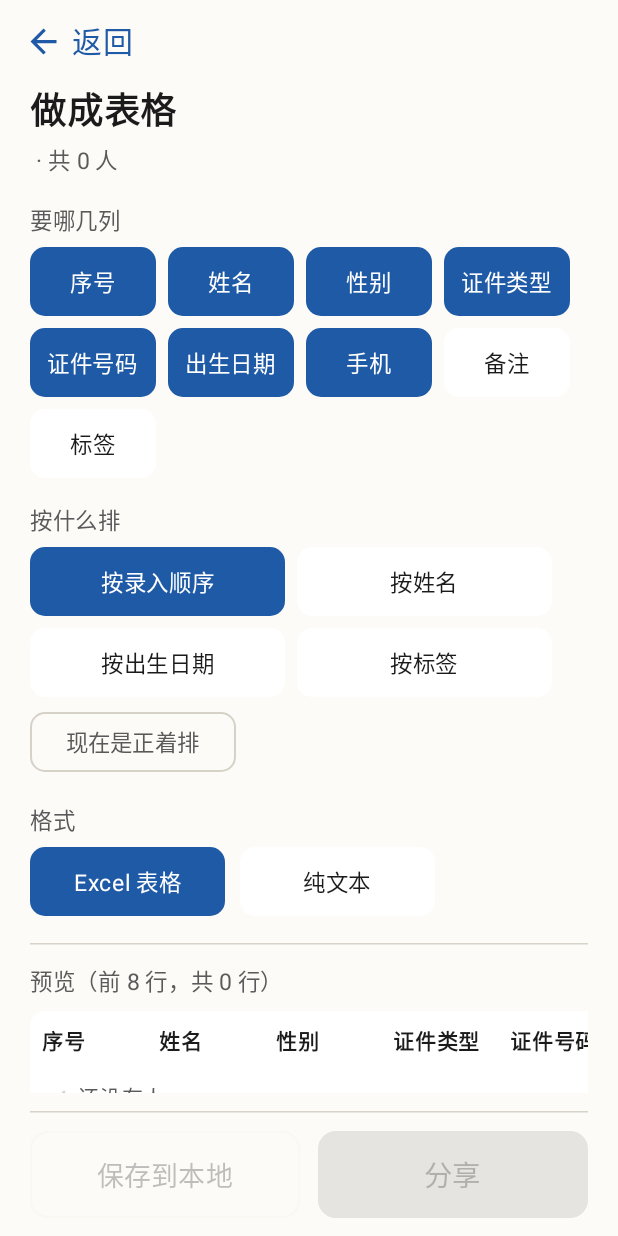
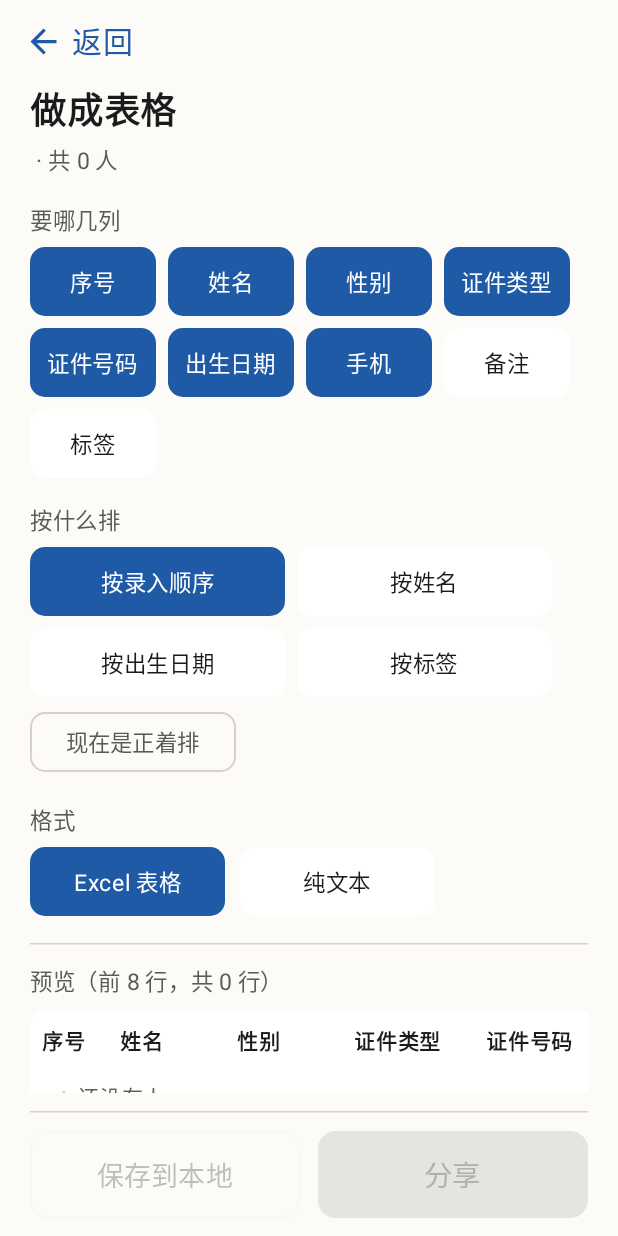
Before and after one commit to kamikazePrPr/tour-tool, an Android app built with Jetpack Compose: the composable ExportScreen called with empty values, on a phone screen of 412 x 824 dp. Run offline under Robolectric (Android 15) with nearby library versions, the phone set to English and light mode, and no system bars.

Commit message:
v0.0.10：预览表格按列内容定宽并禁止换行，手机号不再折成两行

```diff
--- a/app/build.gradle.kts
+++ b/app/build.gradle.kts
@@ -15,8 +15,8 @@ android {
         applicationId = "com.kamikazeprpr.tourtool"
         minSdk = 24
         targetSdk = 35
-        versionCode = 14
-        versionName = "0.0.9"
+        versionCode = 15
+        versionName = "0.0.10"
         resourceConfigurations += listOf("zh", "zh-rCN")
     }
 
--- a/app/src/main/java/com/kamikazeprpr/tourtool/ui/export/ExportScreen.kt
+++ b/app/src/main/java/com/kamikazeprpr/tourtool/ui/export/ExportScreen.kt
@@ -333,8 +333,15 @@ private fun FormatChip(text: String, selected: Boolean, onClick: () -> Unit) {
 
 @Composable
 private fun TablePreview(header: List<String>, rows: List<List<String>>, textColumns: Set<Int>) {
-    // 表头和数据必须用同一套列宽，否则两边错位（之前表头写死 150、数据写死 200，就对不上了）
-    fun widthOf(i: Int) = if (i in textColumns) 200.dp else 78.dp
+    // 表头和数据必须用同一套列宽，否则两边错位；宽度按内容给，手机号这种 11 位数不能挤成两行
+    fun widthOf(i: Int): Dp = when (header.getOrNull(i)) {
+        "证件号码" -> 200.dp
+        "手机" -> 118.dp
+        "出生日期" -> 108.dp
+        "证件类型" -> 88.dp
+        "序号" -> 52.dp
+        else -> 78.dp
+    }
     Column(
         modifier = Modifier
             .fillMaxWidth()
@@ -350,6 +357,8 @@ private fun TablePreview(header: List<String>, rows: List<List<String>>, textCol
                     fontSize = 14.sp,
                     fontWeight = FontWeight.SemiBold,
                     color = TextMain,
+                    maxLines = 1,
+                    softWrap = false,
                 )
             }
         }
@@ -365,6 +374,8 @@ private fun TablePreview(header: List<String>, rows: List<List<String>>, textCol
                         modifier = Modifier.width(widthOf(i)),
                         fontSize = 14.sp,
                         color = TextMain,
+                        maxLines = 1,
+                        softWrap = false,
                     )
                 }
             }
```
